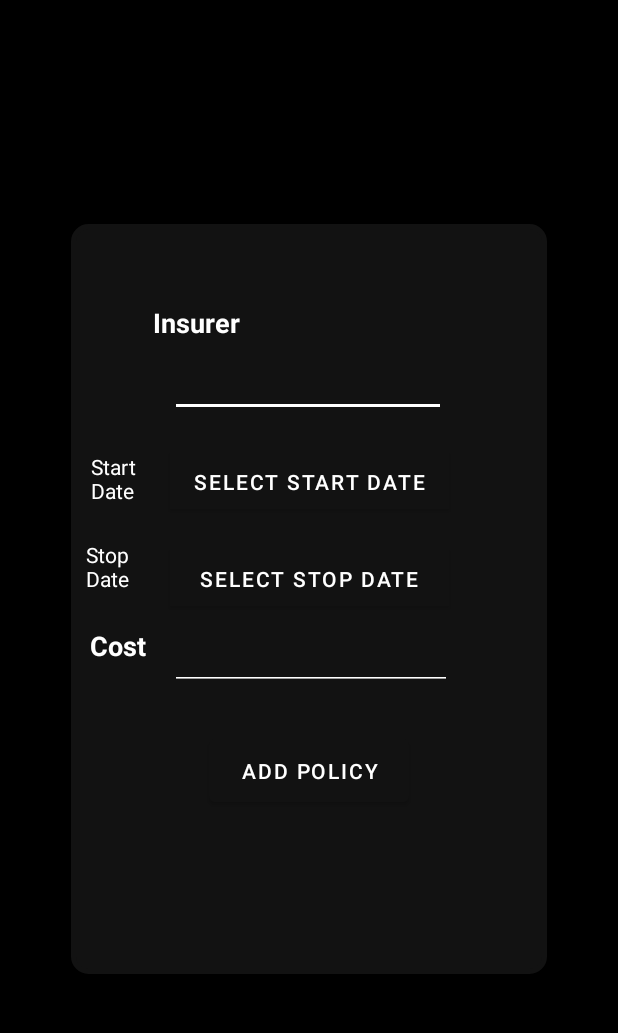
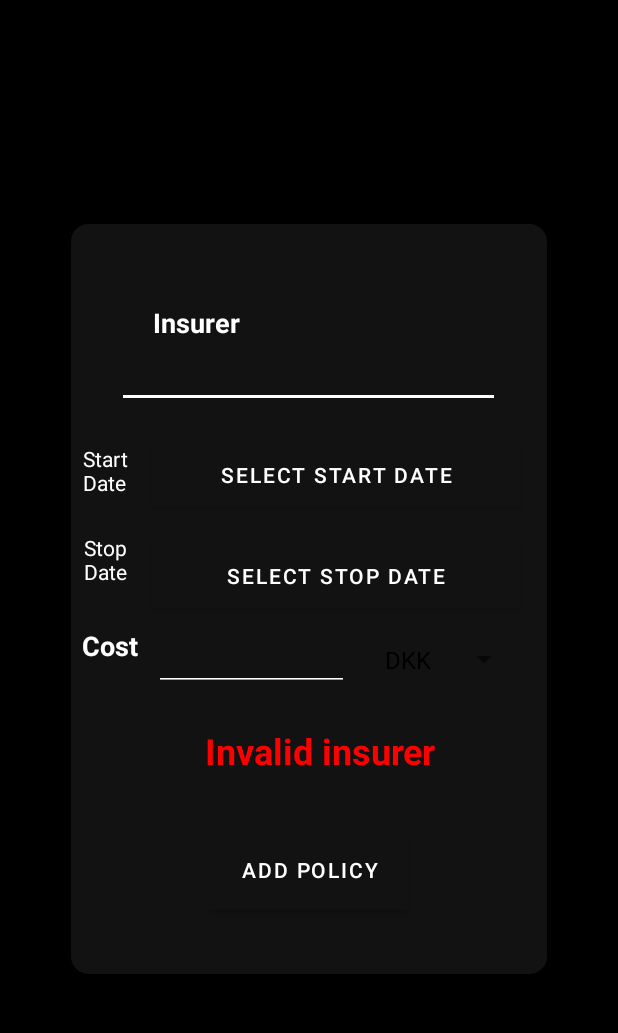
Before and after one commit to General-Dracula/Pay_The_Bills_9000, an Android app: the fragment AddInsurancePolicyFragment shown on its own in the app's theme, after a tap on "ADD POLICY", on a phone screen of 412 x 824 dp, the part 84-1117 px from its top. Run offline under Robolectric (Android 15) with nearby library versions, the phone set to English and light mode, and no system bars.

Commit message:
Finished the addInsurace part
Maybe style it a bit later

```diff
--- a/app/src/main/java/com/example/pay_the_bills_9000/ui/data/DataConnection.java
+++ b/app/src/main/java/com/example/pay_the_bills_9000/ui/data/DataConnection.java
@@ -88,7 +88,7 @@ public class DataConnection
 
   public void createNewInsPolicy(String insurer, String startDate, String stopDate, String cost)
   {
-      insurancePolicies.getValue().add(new insurancePolicy(insurer, startDate + " - " + stopDate, cost));
+      insurancePolicies.getValue().add(0, new insurancePolicy(insurer, startDate + " - " + stopDate, cost));
   }
 
 
--- a/app/src/main/java/com/example/pay_the_bills_9000/ui/insurance/AddInsurancePolicyFragment.java
+++ b/app/src/main/java/com/example/pay_the_bills_9000/ui/insurance/AddInsurancePolicyFragment.java
@@ -1,25 +1,35 @@
 package com.example.pay_the_bills_9000.ui.insurance;
 
+import androidx.lifecycle.Observer;
 import androidx.lifecycle.ViewModelProvider;
 
 import android.app.DatePickerDialog;
+import android.content.Intent;
 import android.os.Bundle;
 
 import androidx.annotation.NonNull;
 import androidx.annotation.Nullable;
 import androidx.fragment.app.Fragment;
+import androidx.navigation.fragment.NavHostFragment;
 
 import android.view.LayoutInflater;
 import android.view.View;
 import android.view.ViewGroup;
+import android.widget.AdapterView;
+import android.widget.ArrayAdapter;
 import android.widget.Button;
 import android.widget.DatePicker;
+import android.widget.Spinner;
 import android.widget.TextView;
+import android.widget.Toast;
 
+import com.example.pay_the_bills_9000.MainActivity;
 import com.example.pay_the_bills_9000.R;
 import com.example.pay_the_bills_9000.ui.data.DataConnection;
 
+import java.util.ArrayList;
 import java.util.Calendar;
+import java.util.List;
 
 public class AddInsurancePolicyFragment extends Fragment {
 
@@ -32,7 +42,12 @@ public class AddInsurancePolicyFragment extends Fragment {
     private TextView insurerText;
     private TextView costText;
 
+    private  TextView policyError;
+
     private Button addButton;
+
+    private Spinner spinnerCurrency;
+
 
 
     public static AddInsurancePolicyFragment newInstance() {
@@ -45,6 +60,8 @@ public class AddInsurancePolicyFragment extends Fragment {
 
         View view = inflater.inflate(R.layout.add_insurance_policy_fragment, container, false);
 
+        mViewModel = new ViewModelProvider(this).get(AddInsurancePolicyViewModel.class);
+
        buttonStart = view.findViewById(R.id.selectStartDateButton);
 
         buttonStop = view.findViewById(R.id.selectStopDateButton);
@@ -54,6 +71,19 @@ public class AddInsurancePolicyFragment extends Fragment {
         insurerText = view.findViewById(R.id.addInsNameInsurer);
 
         costText = view.findViewById(R.id.addInsCost);
+
+        policyError = view.findViewById(R.id.addInsError);
+
+        spinnerCurrency = view.findViewById(R.id.spinnerCurrency);
+
+
+
+
+        String[] currency = new String[]{"DKK", "EUR", "USD", "RON", "CHK"};
+
+        ArrayAdapter<String> adapter = new ArrayAdapter<String>(view.getContext(), android.R.layout.simple_spinner_dropdown_item, currency);
+
+        spinnerCurrency.setAdapter(adapter);
 
         buttonStart.setOnClickListener(new View.OnClickListener() {
             @Override
@@ -77,10 +107,10 @@ public class AddInsurancePolicyFragment extends Fragment {
         buttonStop.setOnClickListener(new View.OnClickListener() {
             @Override
             public void onClick(View v) {
-                final Calendar cldr = Calendar.getInstance();
-                int day = cldr.get(Calendar.DAY_OF_MONTH);
-                int month = cldr.get(Calendar.MONTH);
-                int year = cldr.get(Calendar.YEAR);
+                final Calendar calendar = Calendar.getInstance();
+                int day = calendar.get(Calendar.DAY_OF_MONTH);
+                int month = calendar.get(Calendar.MONTH);
+                int year = calendar.get(Calendar.YEAR);
                 // date picker dialog
                 datePicker = new DatePickerDialog(view.getContext(),
                         new DatePickerDialog.OnDateSetListener() {
@@ -93,15 +123,38 @@ public class AddInsurancePolicyFragment extends Fragment {
             }
         });
 
+        spinnerCurrency.setOnItemSelectedListener(new AdapterView.OnItemSelectedListener() {
+            public void onItemSelected(AdapterView<?> parent, View view, int pos, long id)
+            {
+                Object item = parent.getItemAtPosition(pos);
+                mViewModel.setCurrency(item.toString());
+            }
+            public void onNothingSelected(AdapterView<?> parent) {
+            }
+        });
+
         addButton.setOnClickListener(new View.OnClickListener() {
             @Override
             public void onClick(View v)
             {
-                DataConnection.getInstance().createNewInsPolicy(insurerText.getText().toString(), buttonStart.getText().toString(), buttonStop.getText().toString(), costText.getText().toString());
+                mViewModel.setCost(costText.getText().toString());
+                mViewModel.setInsurer(insurerText.getText().toString());
+                mViewModel.setStartDate(buttonStart.getText().toString());
+                mViewModel.setStopDate(buttonStop.getText().toString());
+
+                if(mViewModel.createInsurancePolicy())
+                {
+                    goBack();
+                }
             }
         });
 
-
+        mViewModel.getAddInsError().observe(getViewLifecycleOwner(), new Observer<String>() {
+            @Override
+            public void onChanged(@Nullable String s) {
+                policyError.setText(s);
+            }
+        });
 
 
         return view;
@@ -116,4 +169,12 @@ public class AddInsurancePolicyFragment extends Fragment {
         // TODO: Use the ViewModel
     }
 
+    private void goBack()
+    {
+        NavHostFragment.findNavController(getParentFragment()).navigate(R.id.insurance);
+    }
+
+
+
+
 }
--- a/app/src/main/java/com/example/pay_the_bills_9000/ui/insurance/AddInsurancePolicyViewModel.java
+++ b/app/src/main/java/com/example/pay_the_bills_9000/ui/insurance/AddInsurancePolicyViewModel.java
@@ -1,7 +1,95 @@
 package com.example.pay_the_bills_9000.ui.insurance;
 
+import androidx.lifecycle.LiveData;
+import androidx.lifecycle.MutableLiveData;
 import androidx.lifecycle.ViewModel;
 
-public class AddInsurancePolicyViewModel extends ViewModel {
-    // TODO: Implement the ViewModel
+import com.example.pay_the_bills_9000.ui.data.DataConnection;
+
+public class AddInsurancePolicyViewModel extends ViewModel
+{
+    private String insurer;
+    private String cost;
+
+    private String startDate;
+    private String stopDate;
+
+    private String currency;
+
+    private MutableLiveData<String> addInsError;
+
+    public AddInsurancePolicyViewModel()
+    {
+        addInsError = new MutableLiveData<>("");
+    }
+
+    public boolean createInsurancePolicy()
+    {
+       if(insurer.equals(""))
+       {
+           addInsError.setValue("Invalid insurer");
+           return false;
+       }
+
+
+        if(startDate.equals("Select start date"))
+        {
+            addInsError.setValue("Invalid start date");
+            return false;
+        }
+
+        if(stopDate.equals("Select stop date"))
+        {
+            addInsError.setValue("Invalid stop date");
+            return false;
+        }
+
+        for(int i = 0; i < cost.length(); i++)
+        {
+            if(Character.isLetter(cost.charAt(i)))
+            {
+                addInsError.setValue("Invalid cost");
+                return false;
+            }
+        }
+
+        if(cost.equals(""))
+        {
+            addInsError.setValue("Invalid cost");
+            return false;
+        }
+
+        addInsError.setValue("");
+        DataConnection.getInstance().createNewInsPolicy(insurer, startDate, stopDate, cost + " " + currency);
+        return true;
+    }
+
+
+    public LiveData<String> getAddInsError() {
+        return addInsError;
+    }
+
+    public void setInsurer(String insurer) {
+        this.insurer = insurer;
+    }
+
+    public void setCost(String cost) {
+        this.cost = cost;
+    }
+
+    public void setStartDate(String startDate) {
+        this.startDate = startDate;
+    }
+
+    public void setStopDate(String stopDate) {
+        this.stopDate = stopDate;
+    }
+
+    public String getCurrency() {
+        return currency;
+    }
+
+    public void setCurrency(String currency) {
+        this.currency = currency;
+    }
 }
--- a/app/src/main/res/layout/add_insurance_policy_fragment.xml
+++ b/app/src/main/res/layout/add_insurance_policy_fragment.xml
@@ -35,8 +35,8 @@
 
     <Button
         android:id="@+id/selectStopDateButton"
-        android:layout_width="186dp"
-        android:layout_height="38dp"
+        android:layout_width="245dp"
+        android:layout_height="43dp"
         android:background="#80DEEA"
         android:backgroundTint="#80DEEA"
         android:text="@string/select_stop_date"
@@ -45,10 +45,10 @@
         app:iconTint="#FFFFFF"
         app:layout_constraintBottom_toBottomOf="@+id/addInsuranceView"
         app:layout_constraintEnd_toEndOf="@+id/addInsuranceView"
-        app:layout_constraintHorizontal_bias="0.503"
+        app:layout_constraintHorizontal_bias="0.75"
         app:layout_constraintStart_toStartOf="@+id/addInsuranceView"
         app:layout_constraintTop_toBottomOf="@+id/selectStartDateButton"
-        app:layout_constraintVertical_bias="0.099" />
+        app:layout_constraintVertical_bias="0.09" />
 
     <TextView
         android:id="@+id/textView4"
@@ -81,8 +81,8 @@
 
     <EditText
         android:id="@+id/addInsNameInsurer"
-        android:layout_width="184dp"
-        android:layout_height="45dp"
+        android:layout_width="255dp"
+        android:layout_height="39dp"
         android:autofillHints=""
         android:backgroundTint="#FFFFFF"
         android:ems="10"
@@ -100,8 +100,8 @@
 
     <EditText
         android:id="@+id/addInsCost"
-        android:layout_width="188dp"
-        android:layout_height="42dp"
+        android:layout_width="130dp"
+        android:layout_height="43dp"
         android:autofillHints=""
         android:backgroundTint="#FFFFFF"
         android:ems="10"
@@ -112,15 +112,15 @@
         android:textDirection="firstStrongRtl"
         app:layout_constraintBottom_toBottomOf="@+id/addInsuranceView"
         app:layout_constraintEnd_toEndOf="@+id/addInsuranceView"
-        app:layout_constraintHorizontal_bias="0.511"
+        app:layout_constraintHorizontal_bias="0.294"
         app:layout_constraintStart_toStartOf="@+id/addInsuranceView"
         app:layout_constraintTop_toBottomOf="@+id/textView2"
-        app:layout_constraintVertical_bias="0.505" />
+        app:layout_constraintVertical_bias="0.506" />
 
     <Button
         android:id="@+id/selectStartDateButton"
-        android:layout_width="186dp"
-        android:layout_height="38dp"
+        android:layout_width="245dp"
+        android:layout_height="43dp"
         android:background="#80DEEA"
         android:backgroundTint="#80DEEA"
         android:text="@string/select_start_date"
@@ -129,10 +129,10 @@
         app:iconTint="#FFFFFF"
         app:layout_constraintBottom_toBottomOf="@+id/addInsuranceView"
         app:layout_constraintEnd_toEndOf="@+id/addInsuranceView"
-        app:layout_constraintHorizontal_bias="0.503"
+        app:layout_constraintHorizontal_bias="0.753"
         app:layout_constraintStart_toStartOf="@+id/addInsuranceView"
         app:layout_constraintTop_toBottomOf="@+id/addInsNameInsurer"
-        app:layout_constraintVertical_bias="0.069" />
+        app:layout_constraintVertical_bias="0.067" />
 
     <TextView
         android:id="@+id/textView3"
@@ -151,13 +151,44 @@
         android:id="@+id/addInsPolicyButton"
         android:layout_width="133dp"
         android:layout_height="54dp"
-        android:layout_marginTop="8dp"
+        android:background="#FFFFFF"
         android:text="@string/add_policy"
         app:layout_constraintBottom_toBottomOf="@+id/addInsuranceView"
         app:layout_constraintEnd_toEndOf="@+id/addInsuranceView"
         app:layout_constraintStart_toStartOf="@+id/addInsuranceView"
         app:layout_constraintTop_toBottomOf="@+id/addInsCost"
-        app:layout_constraintVertical_bias="0.149" />
+        app:layout_constraintVertical_bias="0.681" />
+
+    <TextView
+        android:id="@+id/addInsError"
+        android:layout_width="222dp"
+        android:layout_height="46dp"
+        android:text="@string/invalid_input"
+        android:textAlignment="center"
+        android:textColor="#FF0000"
+        android:textSize="24sp"
+        android:textStyle="bold"
+        app:layout_constraintBottom_toTopOf="@+id/addInsPolicyButton"
+        app:layout_constraintEnd_toEndOf="@+id/addInsuranceView"
+        app:layout_constraintHorizontal_bias="0.578"
+        app:layout_constraintStart_toStartOf="@+id/addInsuranceView"
+        app:layout_constraintTop_toBottomOf="@+id/addInsCost" />
+
+    <Spinner
+        android:id="@+id/spinnerCurrency"
+        android:layout_width="98dp"
+        android:layout_height="43dp"
+        android:dropDownSelector="@color/teal_200"
+        android:textAlignment="center"
+        android:textColor="#FFFFFF"
+        android:textColorHint="#80DEEA"
+        android:textDirection="firstStrongRtl"
+        app:layout_constraintBottom_toTopOf="@+id/addInsError"
+        app:layout_constraintEnd_toEndOf="@+id/addInsuranceView"
+        app:layout_constraintHorizontal_bias="0.47"
+        app:layout_constraintStart_toEndOf="@+id/addInsCost"
+        app:layout_constraintTop_toBottomOf="@+id/selectStopDateButton"
+        app:layout_constraintVertical_bias="0.361" />
 
 
 </androidx.constraintlayout.widget.ConstraintLayout>
--- a/app/src/main/res/values/strings.xml
+++ b/app/src/main/res/values/strings.xml
@@ -25,4 +25,5 @@
     <string name="select_stop_date">Select stop date</string>
     <string name="costInsurance">Cost</string>
     <string name="add_policy">Add Policy</string>
+    <string name="invalid_input">Invalid Input</string>
 </resources>
```
